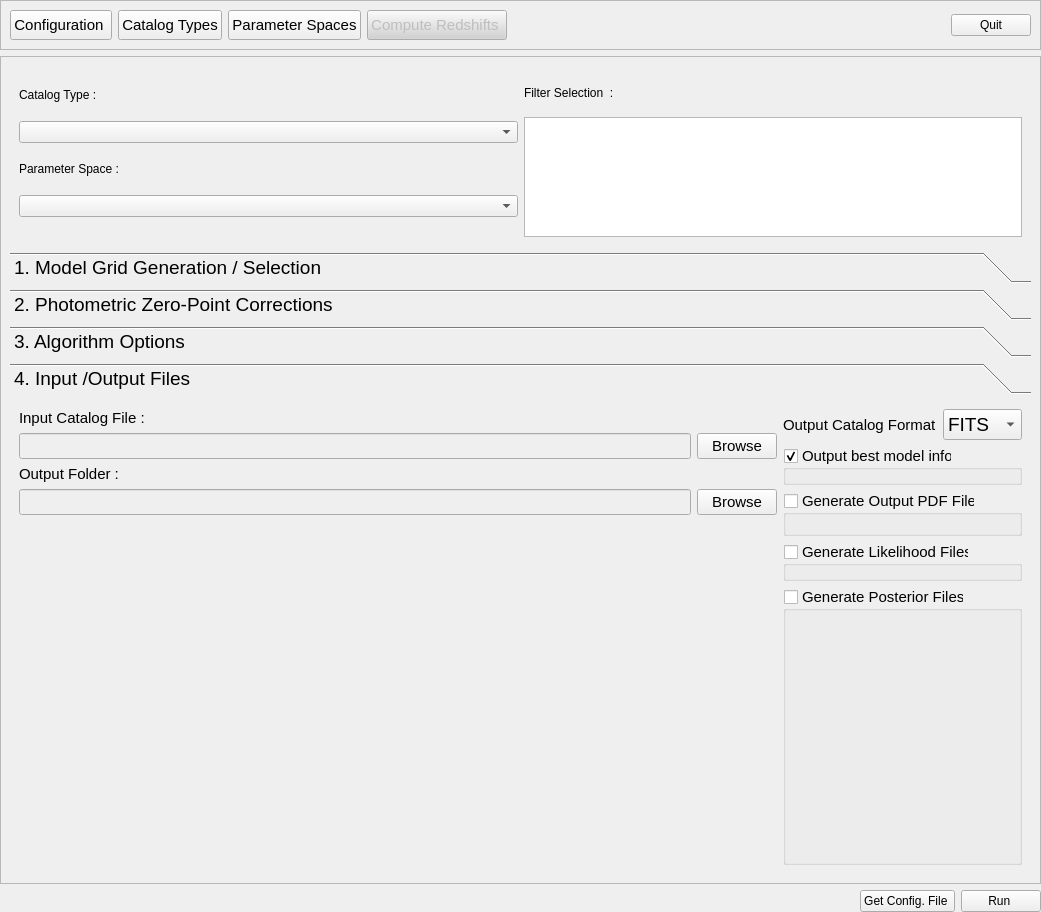
This is PhzQtUI/auxdir/PhzQtUI/FormAnalysis.ui in astrorama/Phosphoros as Qt 5 draws it before an edit. The edited form follows.
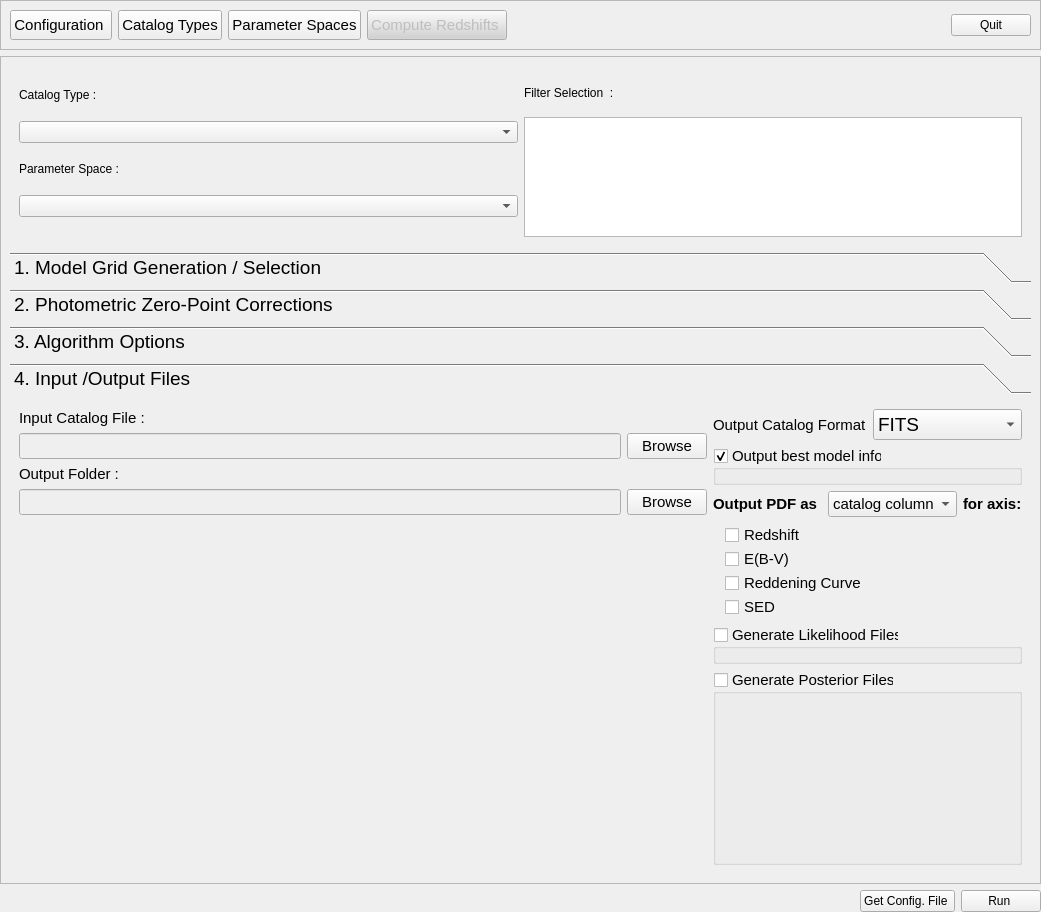
This is the edited form.

Commit message: GUI for selecting the Axis for which PDF is outputed [Redmine Issue #11722]

```diff
--- a/PhzQtUI/auxdir/PhzQtUI/FormAnalysis.ui
+++ b/PhzQtUI/auxdir/PhzQtUI/FormAnalysis.ui
@@ -1081,23 +1081,116 @@
                 </widget>
                </item>
                <item>
-                <widget class="QGroupBox" name="gb_pdf">
-                 <property name="font">
-                  <font>
-                   <pointsize>11</pointsize>
-                  </font>
+                <layout class="QHBoxLayout" name="horizontalLayout_11">
+                 <item>
+                  <widget class="QLabel" name="label_10">
+                   <property name="font">
+                    <font>
+                     <pointsize>11</pointsize>
+                     <weight>75</weight>
+                     <bold>true</bold>
+                    </font>
+                   </property>
+                   <property name="text">
+                    <string>Output PDF as </string>
+                   </property>
+                  </widget>
+                 </item>
+                 <item>
+                  <widget class="QComboBox" name="cbb_pdf_out">
+                   <property name="font">
+                    <font>
+                     <pointsize>11</pointsize>
+                    </font>
+                   </property>
+                   <item>
+                    <property name="text">
+                     <string>catalog column</string>
+                    </property>
+                   </item>
+                   <item>
+                    <property name="text">
+                     <string>separated file</string>
+                    </property>
+                   </item>
+                  </widget>
+                 </item>
+                 <item>
+                  <widget class="QLabel" name="label_11">
+                   <property name="font">
+                    <font>
+                     <pointsize>11</pointsize>
+                     <weight>75</weight>
+                     <bold>true</bold>
+                    </font>
+                   </property>
+                   <property name="text">
+                    <string>for axis:</string>
+                   </property>
+                  </widget>
+                 </item>
+                </layout>
+               </item>
+               <item>
+                <layout class="QVBoxLayout" name="verticalLayout_3">
+                 <property name="spacing">
+                  <number>0</number>
                  </property>
-                 <property name="title">
-                  <string>Generate Output PDF File </string>
+                 <property name="leftMargin">
+                  <number>12</number>
                  </property>
-                 <property name="checkable">
-                  <bool>true</bool>
+                 <property name="rightMargin">
+                  <number>0</number>
                  </property>
-                 <property name="checked">
-                  <bool>false</bool>
-                 </property>
-                 <layout class="QVBoxLayout" name="verticalLayout_4"/>
-                </widget>
+                 <item>
+                  <widget class="QCheckBox" name="cb_pdf_z">
+                   <property name="font">
+                    <font>
+                     <pointsize>11</pointsize>
+                    </font>
+                   </property>
+                   <property name="text">
+                    <string>Redshift</string>
+                   </property>
+                  </widget>
+                 </item>
+                 <item>
+                  <widget class="QCheckBox" name="cb_pdf_ebv">
+                   <property name="font">
+                    <font>
+                     <pointsize>11</pointsize>
+                    </font>
+                   </property>
+                   <property name="text">
+                    <string>E(B-V)</string>
+                   </property>
+                  </widget>
+                 </item>
+                 <item>
+                  <widget class="QCheckBox" name="cb_pdf_red">
+                   <property name="font">
+                    <font>
+                     <pointsize>11</pointsize>
+                    </font>
+                   </property>
+                   <property name="text">
+                    <string>Reddening Curve</string>
+                   </property>
+                  </widget>
+                 </item>
+                 <item>
+                  <widget class="QCheckBox" name="cb_pdf_sed">
+                   <property name="font">
+                    <font>
+                     <pointsize>11</pointsize>
+                    </font>
+                   </property>
+                   <property name="text">
+                    <string>SED</string>
+                   </property>
+                  </widget>
+                 </item>
+                </layout>
                </item>
                <item>
                 <widget class="QGroupBox" name="gb_lhood">
```
The commit also changes 3 other files.
